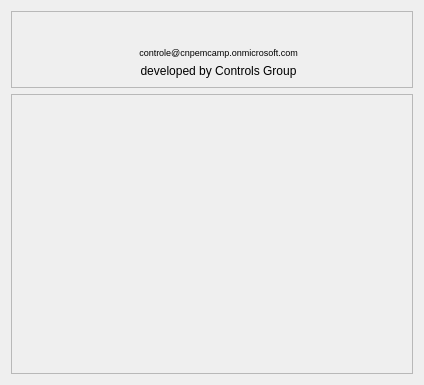
This is siriushlacon/regatron/ui/main.ui in lnls-sirius/pydm-opi as Qt 5 draws it before an edit. The edited form follows.
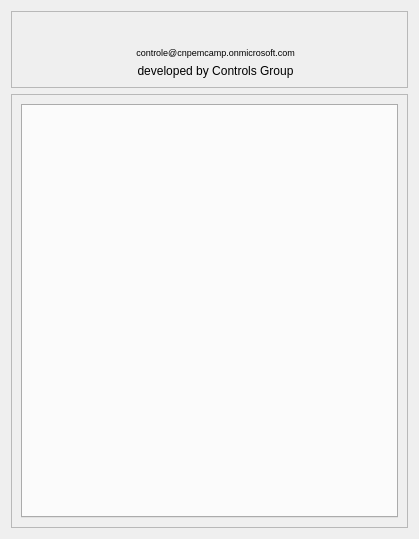
This is the edited form. Icons and pictures are not drawn.

Diff of the .ui file:
```diff
--- a/siriushlacon/regatron/ui/main.ui
+++ b/siriushlacon/regatron/ui/main.ui
@@ -6,8 +6,8 @@
    <rect>
     <x>0</x>
     <y>0</y>
-    <width>424</width>
-    <height>385</height>
+    <width>419</width>
+    <height>539</height>
    </rect>
   </property>
   <property name="windowTitle">
@@ -501,10 +501,15 @@
        <rect>
         <x>0</x>
         <y>0</y>
-        <width>404</width>
-        <height>280</height>
+        <width>399</width>
+        <height>433</height>
        </rect>
       </property>
+      <layout class="QGridLayout" name="gridLayout_2">
+       <item row="0" column="0">
+        <widget class="QTabWidget" name="tabWidget"/>
+       </item>
+      </layout>
      </widget>
     </widget>
    </item>
```
